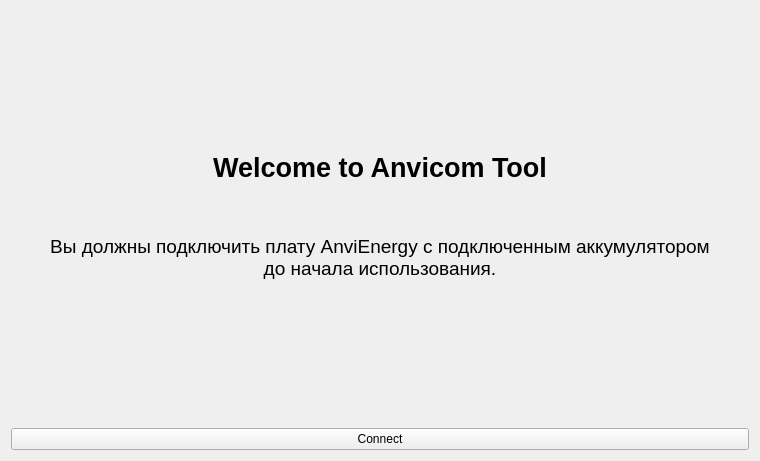
ExtaZZyZZ/AnviEnergyTools, file pages/pagewelcome.ui: the form before one commit.
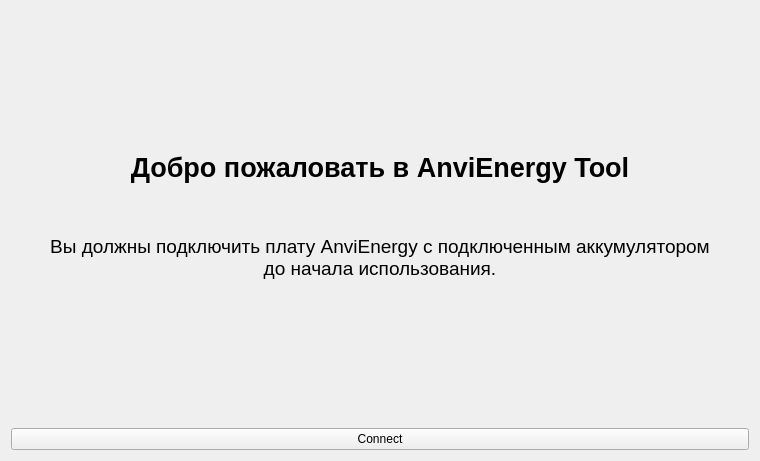
The form after the commit. Icons and pictures are not drawn. Custom widgets are drawn as their Qt base class.

```diff
--- a/pages/pagewelcome.ui
+++ b/pages/pagewelcome.ui
@@ -32,7 +32,7 @@
       <item>
        <widget class="QLabel" name="label">
         <property name="text">
-         <string>&lt;html&gt;&lt;head/&gt;&lt;body&gt;&lt;p align=&quot;center&quot;&gt;&lt;span style=&quot; font-size:20pt; font-weight:600;&quot;&gt;Welcome to Anvicom Tool&lt;/span&gt;&lt;/p&gt;&lt;p align=&quot;center&quot;&gt;&lt;br/&gt;&lt;/p&gt;&lt;p align=&quot;center&quot;&gt;&lt;span style=&quot; font-size:14pt;&quot;&gt;Вы должны подключить плату AnviEnergy с подключенным аккумулятором до начала использования.&lt;/span&gt;&lt;/p&gt;&lt;/body&gt;&lt;/html&gt;</string>
+         <string>&lt;html&gt;&lt;head/&gt;&lt;body&gt;&lt;p align=&quot;center&quot;&gt;&lt;span style=&quot; font-size:20pt; font-weight:600;&quot;&gt;Добро пожаловать в AnviEnergy Tool&lt;/span&gt;&lt;/p&gt;&lt;p align=&quot;center&quot;&gt;&lt;br/&gt;&lt;/p&gt;&lt;p align=&quot;center&quot;&gt;&lt;span style=&quot; font-size:14pt;&quot;&gt;Вы должны подключить плату AnviEnergy с подключенным аккумулятором до начала использования.&lt;/span&gt;&lt;/p&gt;&lt;/body&gt;&lt;/html&gt;</string>
         </property>
         <property name="wordWrap">
          <bool>true</bool>
```
